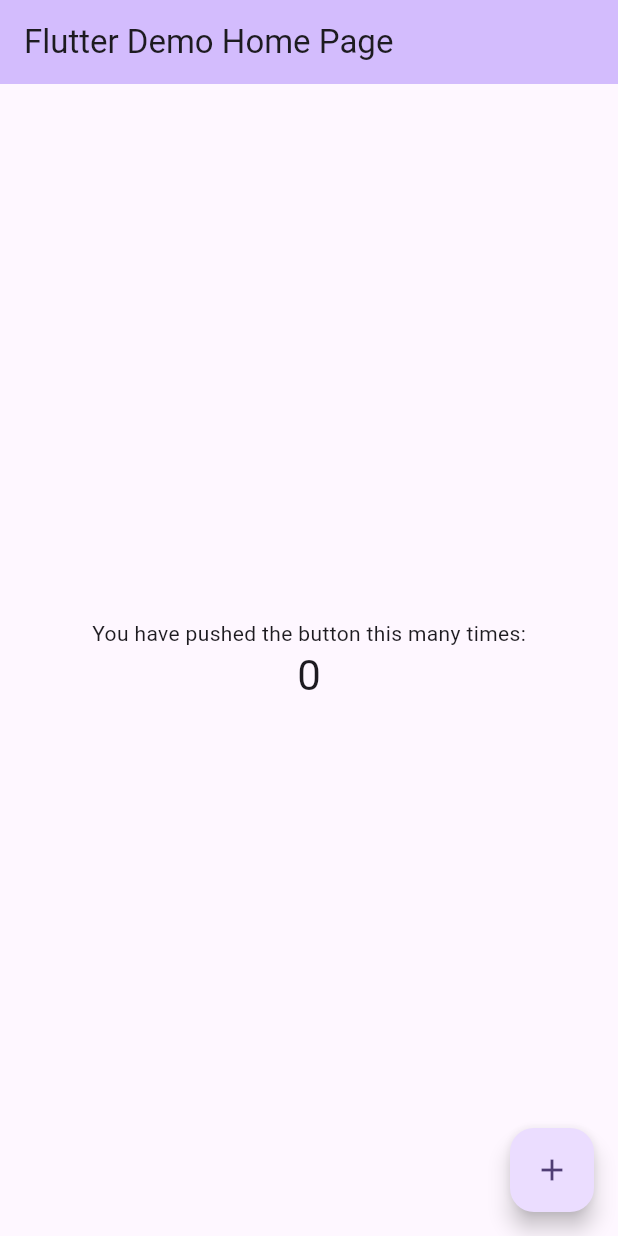
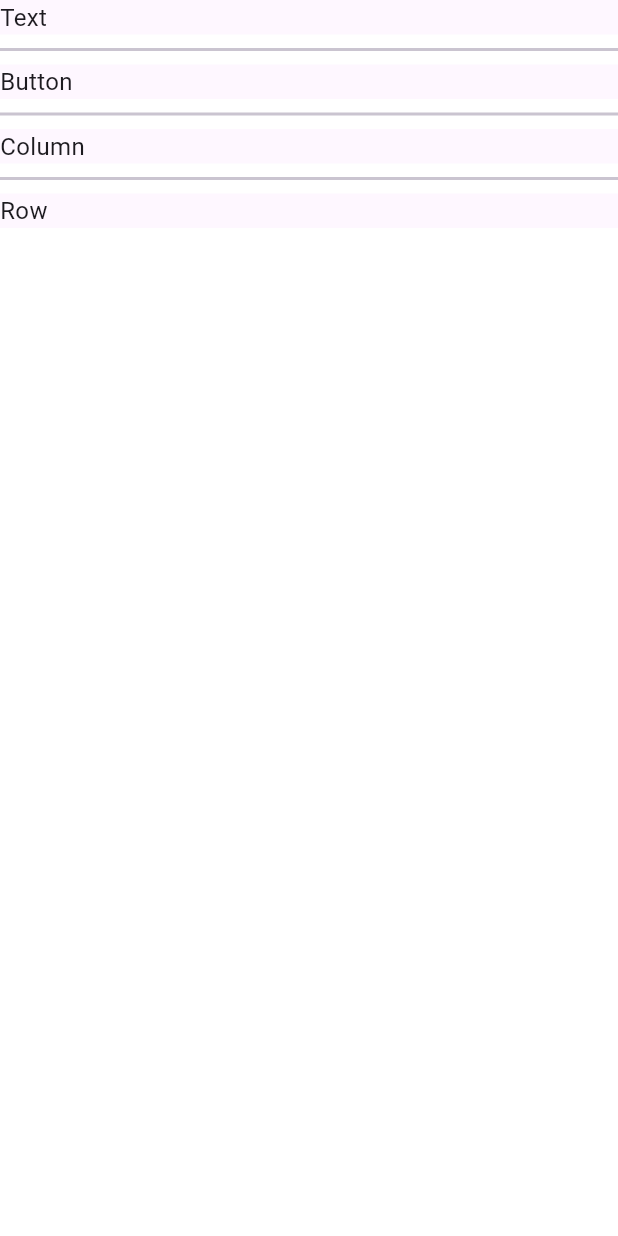
Before and after one commit to foram07/FlutterWidgets, a Flutter app: the screen it shows after launch, on a phone screen of 412 x 824 dp. Run offline on Flutter 3.47's test engine with Material 3 defaults, Android fonts, the phone set to English and light mode, and no system bars.

Commit message:
Add files

```diff
--- a/lib/main.dart
+++ b/lib/main.dart
@@ -1,125 +1,78 @@
 import 'package:flutter/material.dart';
+import 'package:widgets_demo/button/ButtonList.dart';
+import 'package:widgets_demo/column/ColumnWidget.dart';
+import 'package:widgets_demo/row/RowWidget.dart';
+import 'package:widgets_demo/splash/SplashScreen.dart';
+import 'package:widgets_demo/text/TextList.dart';
 
 void main() {
-  runApp(const MyApp());
+  runApp(MaterialApp(
+    home: const WidgetList(),
+    initialRoute: '/splash',
+    routes: {
+      '/splash': (context) => const SplashScreen(),
+      '/widgetList': (context) => const WidgetList(),
+      '/text': (context) => const TextList(),
+      '/button': (context) => const ButtonList(),
+      '/column': (context) => const ColumnWidget(),
+      '/row': (context) => const RowWidget()
+    },
+  ));
 }
 
-class MyApp extends StatelessWidget {
-  const MyApp({super.key});
+var name = ['Text', 'Button', 'Column', 'Row'];
 
-  // This widget is the root of your application.
+class WidgetList extends StatefulWidget {
+  const WidgetList({super.key});
+
+  @override
+  State<StatefulWidget> createState() => _ListWidget();
+}
+
+class _ListWidget extends State<WidgetList> {
   @override
   Widget build(BuildContext context) {
-    return MaterialApp(
-      title: 'Flutter Demo',
-      theme: ThemeData(
-        // This is the theme of your application.
-        //
-        // TRY THIS: Try running your application with "flutter run". You'll see
-        // the application has a blue toolbar. Then, without quitting the app,
-        // try changing the seedColor in the colorScheme below to Colors.green
-        // and then invoke "hot reload" (save your changes or press the "hot
-        // reload" button in a Flutter-supported IDE, or press "r" if you used
-        // the command line to start the app).
-        //
-        // Notice that the counter didn't reset back to zero; the application
-        // state is not lost during the reload. To reset the state, use hot
-        // restart instead.
-        //
-        // This works for code too, not just values: Most code changes can be
-        // tested with just a hot reload.
-        colorScheme: ColorScheme.fromSeed(seedColor: Colors.deepPurple),
-        useMaterial3: true,
-      ),
-      home: const MyHomePage(title: 'Flutter Demo Home Page'),
-    );
+    return ListView.separated(
+        scrollDirection: Axis.vertical,
+        itemBuilder: (BuildContext context, int index) {
+          return Material(
+            child: InkWell(
+              child: Text(name[index], style: const TextStyle(fontSize: 16)),
+              onTap: () {
+                switch (index) {
+                  case 0:
+                    {
+                      Navigator.pushNamed(context, '/text');
+                    }
+                    break;
+                  case 1:
+                    {
+                      Navigator.pushNamed(context, '/button');
+                    }
+                    break;
+                  case 2:
+                    {
+                      Navigator.pushNamed(context, '/column');
+                    }
+                    break;
+                  case 3:
+                    {
+                      Navigator.pushNamed(context, '/row');
+                    }
+                    break;
+                  default:
+                    {}
+                }
+              },
+            ),
+          );
+        },
+        itemCount: name.length,
+        separatorBuilder: (BuildContext context, int index) {
+          return const Divider(
+            thickness: 2,
+            height: 20,
+          );
+        });
   }
 }
-
-class MyHomePage extends StatefulWidget {
-  const MyHomePage({super.key, required this.title});
-
-  // This widget is the home page of your application. It is stateful, meaning
-  // that it has a State object (defined below) that contains fields that affect
-  // how it looks.
-
-  // This class is the configuration for the state. It holds the values (in this
-  // case the title) provided by the parent (in this case the App widget) and
-  // used by the build method of the State. Fields in a Widget subclass are
-  // always marked "final".
-
-  final String title;
-
-  @override
-  State<MyHomePage> createState() => _MyHomePageState();
-}
-
-class _MyHomePageState extends State<MyHomePage> {
-  int _counter = 0;
-
-  void _incrementCounter() {
-    setState(() {
-      // This call to setState tells the Flutter framework that something has
-      // changed in this State, which causes it to rerun the build method below
-      // so that the display can reflect the updated values. If we changed
-      // _counter without calling setState(), then the build method would not be
-      // called again, and so nothing would appear to happen.
-      _counter++;
-    });
-  }
-
-  @override
-  Widget build(BuildContext context) {
-    // This method is rerun every time setState is called, for instance as done
-    // by the _incrementCounter method above.
-    //
-    // The Flutter framework has been optimized to make rerunning build methods
-    // fast, so that you can just rebuild anything that needs updating rather
-    // than having to individually change instances of widgets.
-    return Scaffold(
-      appBar: AppBar(
-        // TRY THIS: Try changing the color here to a specific color (to
-        // Colors.amber, perhaps?) and trigger a hot reload to see the AppBar
-        // change color while the other colors stay the same.
-        backgroundColor: Theme.of(context).colorScheme.inversePrimary,
-        // Here we take the value from the MyHomePage object that was created by
-        // the App.build method, and use it to set our appbar title.
-        title: Text(widget.title),
-      ),
-      body: Center(
-        // Center is a layout widget. It takes a single child and positions it
-        // in the middle of the parent.
-        child: Column(
-          // Column is also a layout widget. It takes a list of children and
-          // arranges them vertically. By default, it sizes itself to fit its
-          // children horizontally, and tries to be as tall as its parent.
-          //
-          // Column has various properties to control how it sizes itself and
-          // how it positions its children. Here we use mainAxisAlignment to
-          // center the children vertically; the main axis here is the vertical
-          // axis because Columns are vertical (the cross axis would be
-          // horizontal).
-          //
-          // TRY THIS: Invoke "debug painting" (choose the "Toggle Debug Paint"
-          // action in the IDE, or press "p" in the console), to see the
-          // wireframe for each widget.
-          mainAxisAlignment: MainAxisAlignment.center,
-          children: <Widget>[
-            const Text(
-              'You have pushed the button this many times:',
-            ),
-            Text(
-              '$_counter',
-              style: Theme.of(context).textTheme.headlineMedium,
-            ),
-          ],
-        ),
-      ),
-      floatingActionButton: FloatingActionButton(
-        onPressed: _incrementCounter,
-        tooltip: 'Increment',
-        child: const Icon(Icons.add),
-      ), // This trailing comma makes auto-formatting nicer for build methods.
-    );
-  }
-}
```
Also changed, not shown: lib/button/ButtonList.dart (added, +107 -0 lines), lib/column/ColumnWidget.dart (added, +46 -0 lines), lib/edittext/EditText.dart (added, +11 -0 lines), lib/row/RowWidget.dart (added, +32 -0 lines), lib/splash/SplashScreen.dart (added, +36 -0 lines), lib/text/TextList.dart (added, +200 -0 lines), pubspec.yaml (+12 -12 lines), assets/fonts/Agbalumo-Regular.ttf (added), 2 other files.
